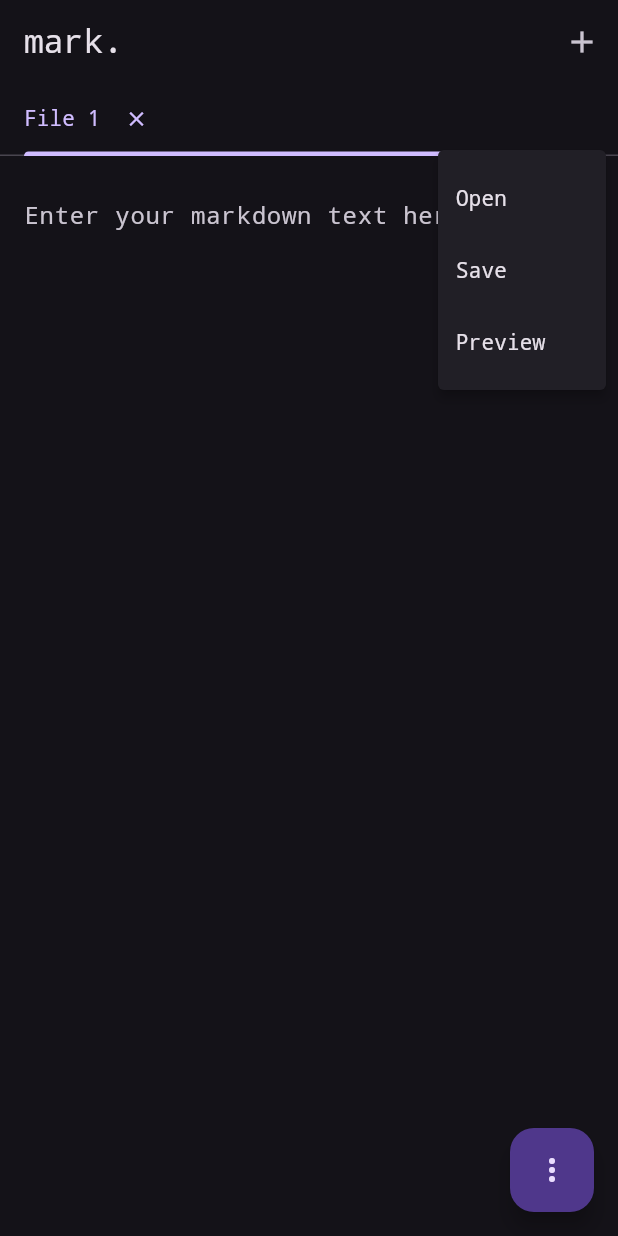
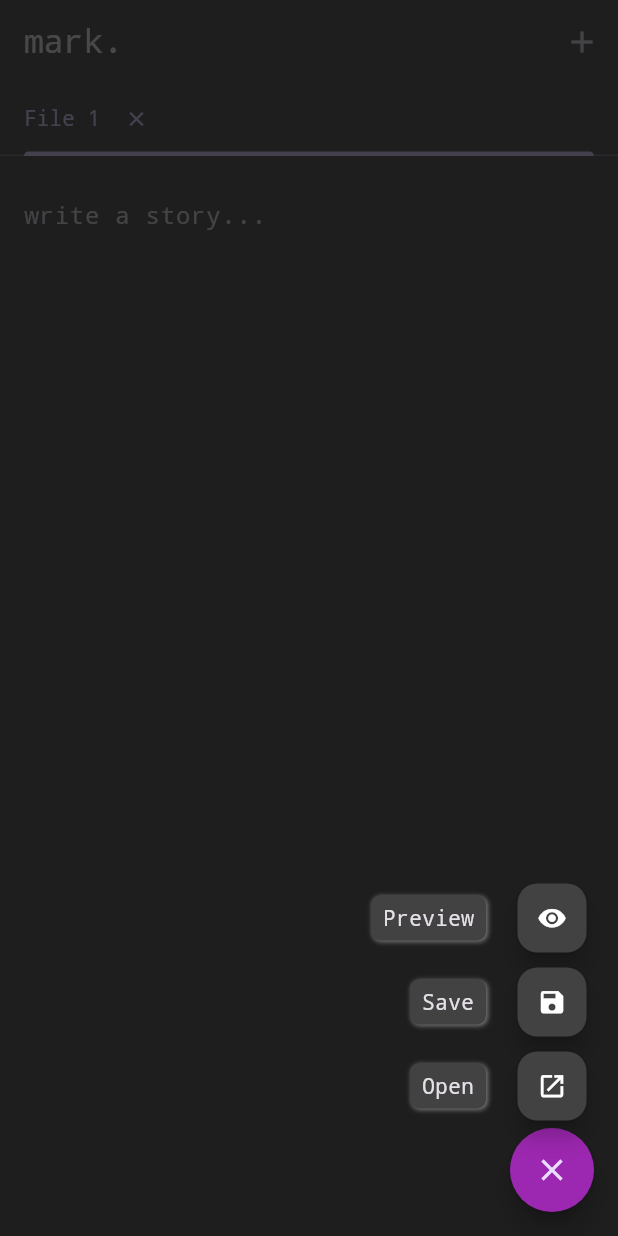
Before and after one commit to wjakew/mark, a Flutter app: the screen it shows after launch, after a tap on the "more vert" icon, on a phone screen of 412 x 824 dp. Run offline on Flutter 3.47's test engine with Material 3 defaults, Android fonts, the phone set to English and light mode, and no system bars; drawn by our look-alikes of flutter_speed_dial; our stand-ins replace file_picker, flutter_markdown; missing offline and left inert: file_saver.

Commit message:
tabs improvements
added max tab limit, bug fixes

```diff
--- a/lib/main.dart
+++ b/lib/main.dart
@@ -7,6 +7,7 @@ import 'package:flutter_markdown/flutter_markdown.dart';
 import 'dart:typed_data'; // Import for Uint8List
 import 'package:file_picker/file_picker.dart'; // Import for file picking
 import 'package:path/path.dart' as path; // Use a prefix for path manipulation
+import 'markdown_editor_screen.dart'; // Import the new file
 
 void main() {
   SystemChrome.setSystemUIOverlayStyle(SystemUiOverlayStyle.light);
@@ -43,6 +44,7 @@ class _MarkdownEditorHomeState extends State<MarkdownEditorHome> with TickerProv
   late TabController _tabController;
   List<String> _tabContents = [''];
   int _currentIndex = 0;
+  final int _maxTabs = 7; // Maximum number of tabs allowed
 
   @override
   void initState() {
@@ -73,6 +75,7 @@ class _MarkdownEditorHomeState extends State<MarkdownEditorHome> with TickerProv
   }
 
   void _addNewTab() {
+    if (_tabContents.length < _maxTabs) {
       setState(() {
         _tabContents.add('');
         _currentIndex = _tabContents.length - 1;
@@ -83,6 +86,26 @@ class _MarkdownEditorHomeState extends State<MarkdownEditorHome> with TickerProv
         );
         _tabController.addListener(_handleTabChange);
       });
+    } else {
+      // Show dialog when trying to add more than the maximum allowed tabs
+      showDialog(
+        context: context,
+        builder: (BuildContext context) {
+          return AlertDialog(
+            title: Text('Limit Reached'),
+            content: Text('You can only have a maximum of $_maxTabs open tabs.'),
+            actions: [
+              TextButton(
+                onPressed: () {
+                  Navigator.of(context).pop(); // Close the dialog
+                },
+                child: Text('OK'),
+              ),
+            ],
+          );
+        },
+      );
+    }
   }
 
   void _closeTab(int index) {
@@ -144,173 +167,3 @@ class _MarkdownEditorHomeState extends State<MarkdownEditorHome> with TickerProv
     );
   }
 }
-
-class MarkdownEditorScreen extends StatefulWidget {
-  final String initialText;
-  final String? initialFilePath;
-  final Function(String)? onTextChanged;
-
-  MarkdownEditorScreen({
-    Key? key,
-    this.initialText = '',
-    this.initialFilePath,
-    this.onTextChanged,
-  }) : super(key: key);
-
-  @override
-  _MarkdownEditorScreenState createState() => _MarkdownEditorScreenState();
-}
-
-class _MarkdownEditorScreenState extends State<MarkdownEditorScreen> {
-  late String _text;
-  bool _isMarkdownVisible = false;
-  String? _currentFilePath;
-  final TextEditingController _controller = TextEditingController();
-
-  @override
-  void initState() {
-    super.initState();
-    _text = widget.initialText;
-    _controller.text = _text;
-  }
-
-  @override
-  void didUpdateWidget(MarkdownEditorScreen oldWidget) {
-    super.didUpdateWidget(oldWidget);
-    if (widget.initialText != oldWidget.initialText) {
-      _text = widget.initialText;
-      _controller.text = _text;
-    }
-  }
-
-  @override
-  void dispose() {
-    _controller.dispose();
-    super.dispose();
-  }
-
-  void _handleTextChange(String newText) {
-    setState(() {
-      _text = newText;
-      widget.onTextChanged?.call(newText);
-    });
-  }
-
-  Future<void> _openMarkdownFile() async {
-    // Open file picker for user to select a markdown file
-    String? filePath = await FilePicker.platform.pickFiles(
-      type: FileType.custom,
-      allowedExtensions: ['md'],
-    ).then((result) => result?.files.single.path);
-
-    if (filePath != null) {
-      String fileContent = await File(filePath).readAsString();
-      setState(() {
-        _text = fileContent; // Load content into the text field
-        _currentFilePath = filePath; // Store the current file path
-        _controller.text = _text; // Update the controller's text
-      });
-    }
-  }
-
-  Future<void> _saveMarkdownFile() async {
-    // Check if a file is currently open
-    if (_currentFilePath != null) {
-      await File(_currentFilePath!).writeAsString(_controller.text); // Use controller's text
-      ScaffoldMessenger.of(context).showSnackBar(
-        SnackBar(content: Text('File saved to $_currentFilePath')),
-      );
-    } else {
-      // Open file picker for user to select the file path and name
-      String? filePath = await FilePicker.platform.saveFile(
-        dialogTitle: 'Save Markdown File',
-        fileName: 'markdown_file.md',
-      );
-
-      if (filePath != null) {
-        await File(filePath).writeAsString(_controller.text); // Use controller's text
-        _currentFilePath = filePath; // Update current file path
-        ScaffoldMessenger.of(context).showSnackBar(
-          SnackBar(content: Text('File saved to $filePath')),
-        );
-      }
-    }
-  }
-
-  @override
-  Widget build(BuildContext context) {
-    return Scaffold(
-      body: Row(
-        children: [
-          Expanded(
-            child: Padding(
-              padding: const EdgeInsets.all(16.0),
-              child: Column(
-                children: [
-                  TextFormField(
-                    controller: _controller,
-                    onChanged: _handleTextChange, // Use the new handler
-                    maxLines: null,
-                    decoration: InputDecoration(
-                      border: InputBorder.none,
-                      hintText: 'Enter your markdown text here...',
-                    ),
-                  ),
-                ],
-              ),
-            ),
-          ),
-          if (_isMarkdownVisible)
-            Expanded(
-              child: Container(
-                decoration: BoxDecoration(
-                  color: Colors.grey[850],
-                  borderRadius: BorderRadius.circular(25),
-                ),
-                padding: const EdgeInsets.all(16.0),
-                child: Markdown(
-                  data: _text,
-                ),
-              ),
-            ),
-        ],
-      ),
-      floatingActionButton: FloatingActionButton(
-        onPressed: () {
-          // Dropdown Menu for Open, Save, and Preview
-          showMenu(
-            context: context,
-            position: RelativeRect.fromLTRB(100, 100, 0, 0), // Adjust position as needed
-            items: [
-              PopupMenuItem<String>(
-                value: 'Open',
-                child: Text('Open'),
-              ),
-              PopupMenuItem<String>(
-                value: 'Save',
-                child: Text('Save'),
-              ),
-              PopupMenuItem<String>(
-                value: 'Preview',
-                child: Text('Preview'),
-              ),
-            ],
-          ).then((value) {
-            if (value != null) {
-              if (value == 'Open') {
-                _openMarkdownFile();
-              } else if (value == 'Save') {
-                _saveMarkdownFile();
-              } else if (value == 'Preview') {
-                setState(() {
-                  _isMarkdownVisible = !_isMarkdownVisible; // Toggle visibility
-                });
-              }
-            }
-          });
-        },
-        child: Icon(Icons.more_vert), // Icon for the actions button
-      ),
-    );
-  }
-}
--- /dev/null
+++ b/lib/markdown_editor_screen.dart
@@ -0,0 +1,165 @@
+import 'dart:io'; // Import for File operations
+import 'package:flutter/material.dart';
+import 'package:flutter_markdown/flutter_markdown.dart';
+import 'package:file_picker/file_picker.dart'; // Import for file picking
+import 'package:flutter_speed_dial/flutter_speed_dial.dart'; // Import the SpeedDial package
+
+class MarkdownEditorScreen extends StatefulWidget {
+  final String initialText;
+  final String? initialFilePath;
+  final Function(String)? onTextChanged;
+
+  MarkdownEditorScreen({
+    Key? key,
+    this.initialText = '',
+    this.initialFilePath,
+    this.onTextChanged,
+  }) : super(key: key);
+
+  @override
+  _MarkdownEditorScreenState createState() => _MarkdownEditorScreenState();
+}
+
+class _MarkdownEditorScreenState extends State<MarkdownEditorScreen> {
+  late String _text;
+  bool _isMarkdownVisible = false;
+  String? _currentFilePath;
+  final TextEditingController _controller = TextEditingController();
+
+  @override
+  void initState() {
+    super.initState();
+    _text = widget.initialText;
+    _controller.text = _text;
+  }
+
+  @override
+  void didUpdateWidget(MarkdownEditorScreen oldWidget) {
+    super.didUpdateWidget(oldWidget);
+    if (widget.initialText != oldWidget.initialText) {
+      _text = widget.initialText;
+      _controller.text = _text;
+    }
+  }
+
+  @override
+  void dispose() {
+    _controller.dispose();
+    super.dispose();
+  }
+
+  void _handleTextChange(String newText) {
+    setState(() {
+      _text = newText;
+      widget.onTextChanged?.call(newText);
+    });
+  }
+
+  Future<void> _openMarkdownFile() async {
+    // Open file picker for user to select a markdown file
+    String? filePath = await FilePicker.platform.pickFiles(
+      type: FileType.custom,
+      allowedExtensions: ['md'],
+    ).then((result) => result?.files.single.path);
+
+    if (filePath != null) {
+      String fileContent = await File(filePath).readAsString();
+      setState(() {
+        _text = fileContent; // Load content into the text field
+        _currentFilePath = filePath; // Store the current file path
+        _controller.text = _text; // Update the controller's text
+      });
+    }
+  }
+
+  Future<void> _saveMarkdownFile() async {
+    // Check if a file is currently open
+    if (_currentFilePath != null) {
+      await File(_currentFilePath!).writeAsString(_controller.text); // Use controller's text
+      ScaffoldMessenger.of(context).showSnackBar(
+        SnackBar(content: Text('File saved to $_currentFilePath')),
+      );
+    } else {
+      // Open file picker for user to select the file path and name
+      String? filePath = await FilePicker.platform.saveFile(
+        dialogTitle: 'Save Markdown File',
+        fileName: 'markdown_file.md',
+      );
+
+      if (filePath != null) {
+        await File(filePath).writeAsString(_controller.text); // Use controller's text
+        _currentFilePath = filePath; // Update current file path
+        ScaffoldMessenger.of(context).showSnackBar(
+          SnackBar(content: Text('File saved to $filePath')),
+        );
+      }
+    }
+  }
+
+  @override
+  Widget build(BuildContext context) {
+    return Scaffold(
+      body: Row(
+        children: [
+          Expanded(
+            child: Padding(
+              padding: const EdgeInsets.all(16.0),
+              child: Column(
+                children: [
+                  TextFormField(
+                    controller: _controller,
+                    onChanged: _handleTextChange, // Use the new handler
+                    maxLines: null,
+                    decoration: InputDecoration(
+                      border: InputBorder.none,
+                      hintText: 'write a story...',
+                    ),
+                  ),
+                ],
+              ),
+            ),
+          ),
+          if (_isMarkdownVisible)
+            Expanded(
+              child: Container(
+                decoration: BoxDecoration(
+                  color: Colors.grey[850],
+                  borderRadius: BorderRadius.circular(25),
+                ),
+                padding: const EdgeInsets.all(16.0),
+                child: Markdown(
+                  data: _text,
+                ),
+              ),
+            ),
+        ],
+      ),
+      floatingActionButton: SpeedDial(
+        icon: Icons.more_vert,
+        activeIcon: Icons.close,
+        backgroundColor: Colors.purple,
+        children: [
+          SpeedDialChild(
+            child: Icon(Icons.open_in_new),
+            label: 'Open',
+            onTap: _openMarkdownFile,
+          ),
+          SpeedDialChild(
+            child: Icon(Icons.save),
+            label: 'Save',
+            onTap: _saveMarkdownFile,
+          ),
+          SpeedDialChild(
+            child: Icon(Icons.remove_red_eye),
+            label: 'Preview',
+            onTap: () {
+              setState(() {
+                _isMarkdownVisible = !_isMarkdownVisible; // Toggle visibility
+              });
+            },
+          ),
+        ],
+      ),
+    );
+  }
+}
--- a/pubspec.yaml
+++ b/pubspec.yaml
@@ -35,6 +35,7 @@ dependencies:
   path_provider: ^2.0.11 # Add this package for file path access
   file_saver: ^0.0.4 # Add this package for saving
   file_picker: ^5.0.0
+  flutter_speed_dial: ^7.0.0
 
   # The following adds the Cupertino Icons font to your application.
   # Use with the CupertinoIcons class for iOS style icons.
```
Also changed, not shown: pubspec.lock. Lines whose indentation alone changed are shown as unchanged.
